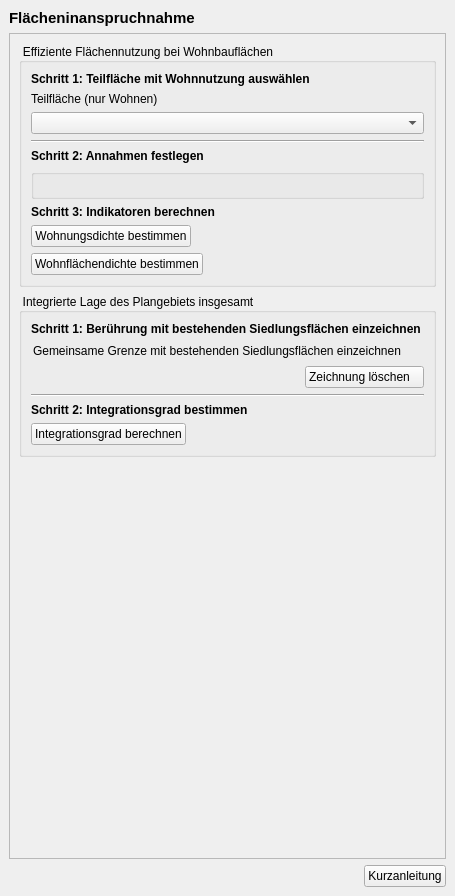
projektcheck/ProjektCheck-QGIS, file projektchecktools/ui/ProjektCheck_dockwidget_analysis_05-Fl.ui: the form before one commit.
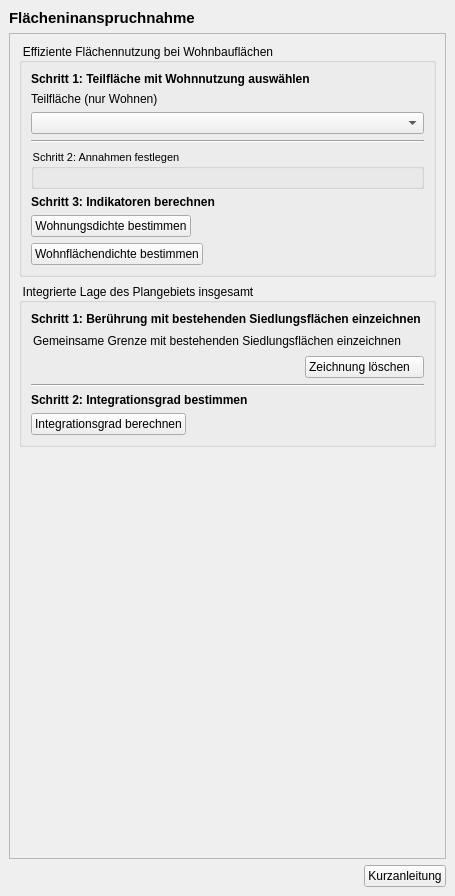
The form after the commit. Icons and pictures are not drawn. Custom widgets are drawn as their Qt base class.

Diff of the .ui file:
```diff
--- a/projektchecktools/ui/ProjektCheck_dockwidget_analysis_05-Fl.ui
+++ b/projektchecktools/ui/ProjektCheck_dockwidget_analysis_05-Fl.ui
@@ -81,8 +81,8 @@
         <rect>
          <x>0</x>
          <y>0</y>
-         <width>435</width>
-         <height>798</height>
+         <width>441</width>
+         <height>822</height>
         </rect>
        </property>
        <layout class="QVBoxLayout" name="verticalLayout_2">
@@ -125,19 +125,6 @@
              </property>
             </widget>
            </item>
-           <item>
-            <widget class="QLabel" name="label_2">
-             <property name="font">
-              <font>
-               <weight>75</weight>
-               <bold>true</bold>
-              </font>
-             </property>
-             <property name="text">
-              <string>Schritt 2: Annahmen festlegen</string>
-             </property>
-            </widget>
-           </item>
            <item>
             <widget class="QGroupBox" name="parameter_group">
              <property name="font">
@@ -149,7 +136,7 @@
               </font>
              </property>
              <property name="title">
-              <string/>
+              <string>Schritt 2: Annahmen festlegen</string>
              </property>
              <layout class="QVBoxLayout" name="verticalLayout_5"/>
             </widget>
```
